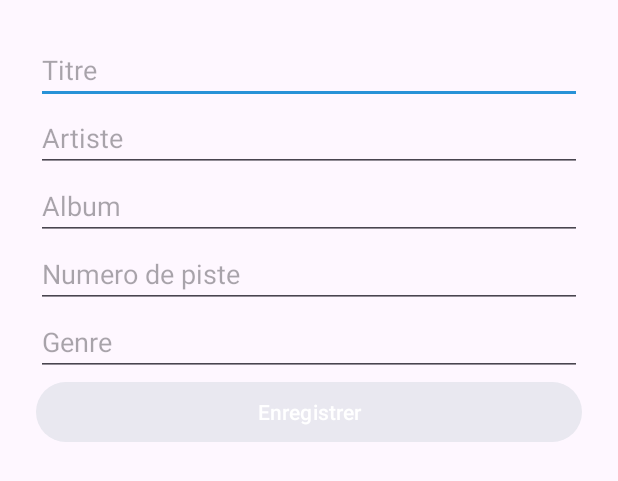
After one commit to Djymini/Echoostation, an Android app: the layout dialog_edit_music.xml on its own in the app's theme, with its tools: preview values and no code run, on a phone screen of 412 x 824 dp. The commit adds this screen. Shown: the top 481 px of the screen. Run offline under Robolectric (Android 15) with nearby library versions, the phone set to English and light mode, and no system bars; Roboto replaces fonts that are not available here.

Commit message:
Create modification music

```diff
--- a/app/src/main/java/com/djymini/echoostation/daos/GenreDao.java
+++ b/app/src/main/java/com/djymini/echoostation/daos/GenreDao.java
@@ -35,7 +35,7 @@ public interface GenreDao {
     List<Genre> getAll();
 
     @Query("SELECT * FROM genre WHERE id = :id")
-    Genre getById(int id);
+    Genre getById(long id);
 
     @Query("SELECT * FROM genre WHERE name = :name")
     Genre getByName(String name);
--- a/app/src/main/java/com/djymini/echoostation/services/AlbumService.java
+++ b/app/src/main/java/com/djymini/echoostation/services/AlbumService.java
@@ -6,6 +6,7 @@ import android.net.Uri;
 import com.djymini.echoostation.daos.AlbumDao;
 import com.djymini.echoostation.daos.StatisticDao;
 import com.djymini.echoostation.entities.Album;
+import com.djymini.echoostation.entities.Music;
 import com.djymini.echoostation.utilities.Constants;
 
 public class AlbumService {
--- a/app/src/main/res/layout/bottom_sheet_layout.xml
+++ b/app/src/main/res/layout/bottom_sheet_layout.xml
@@ -64,7 +64,7 @@
     </LinearLayout>
 
     <LinearLayout
-        android:id="@+id/layoutShorts"
+        android:id="@+id/layout_edit"
         android:orientation="horizontal"
         android:layout_width="match_parent"
         android:layout_height="wrap_content"
--- /dev/null
+++ b/app/src/main/res/layout/dialog_edit_music.xml
@@ -0,0 +1,44 @@
+<?xml version="1.0" encoding="utf-8"?>
+<LinearLayout xmlns:android="http://schemas.android.com/apk/res/android"
+    android:layout_width="match_parent"
+    android:layout_height="wrap_content"
+    android:orientation="vertical"
+    android:padding="24dp">
+
+    <EditText
+        android:id="@+id/editTitle"
+        android:layout_width="match_parent"
+        android:layout_height="wrap_content"
+        android:hint="Titre" />
+
+    <EditText
+        android:id="@+id/editArtist"
+        android:layout_width="match_parent"
+        android:layout_height="wrap_content"
+        android:hint="Artiste" />
+
+    <EditText
+        android:id="@+id/editAlbum"
+        android:layout_width="match_parent"
+        android:layout_height="wrap_content"
+        android:hint="Album" />
+
+    <EditText
+        android:id="@+id/editTrack"
+        android:layout_width="match_parent"
+        android:layout_height="wrap_content"
+        android:hint="Numero de piste" />
+
+    <EditText
+        android:id="@+id/editGenre"
+        android:layout_width="match_parent"
+        android:layout_height="wrap_content"
+        android:hint="Genre" />
+
+    <Button
+        android:id="@+id/btnSave"
+        android:layout_width="match_parent"
+        android:layout_height="wrap_content"
+        android:text="Enregistrer" />
+
+</LinearLayout>
```
Also changed, not shown: app/src/main/java/com/djymini/echoostation/MainActivity.java (+56 -5 lines), app/src/main/java/com/djymini/echoostation/daos/MusicDao.java (+17 -0 lines), app/src/main/java/com/djymini/echoostation/entities/Music.java (+13 -0 lines), app/src/main/java/com/djymini/echoostation/services/MusicService.java (+12 -0 lines), 1 other file.
